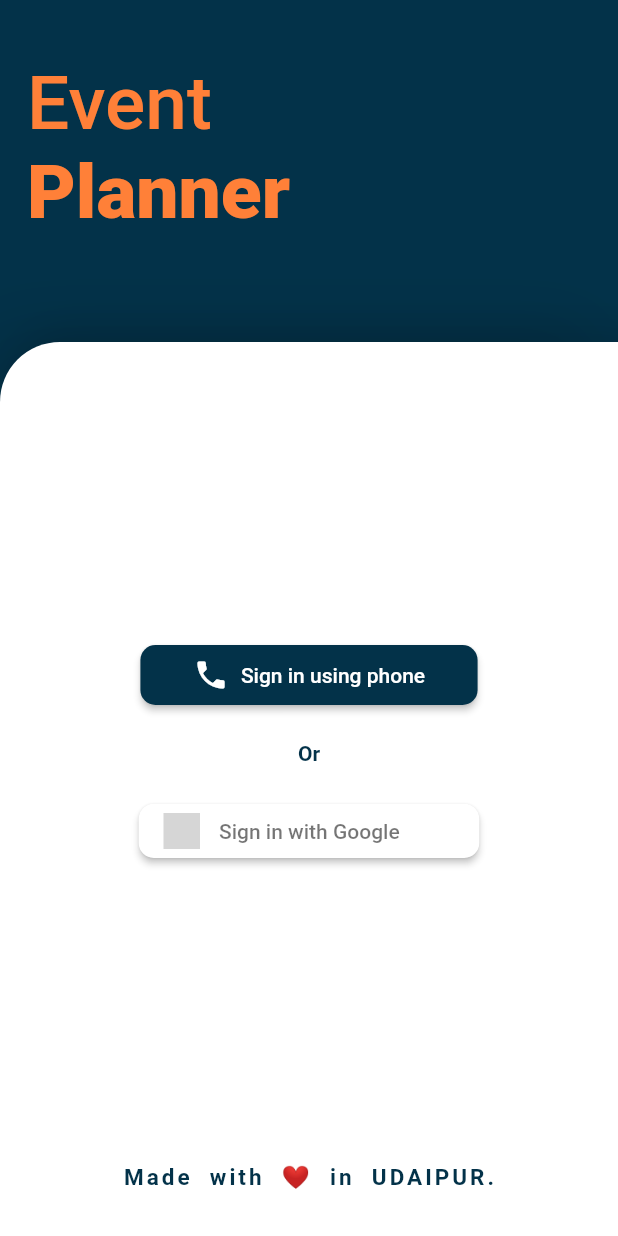
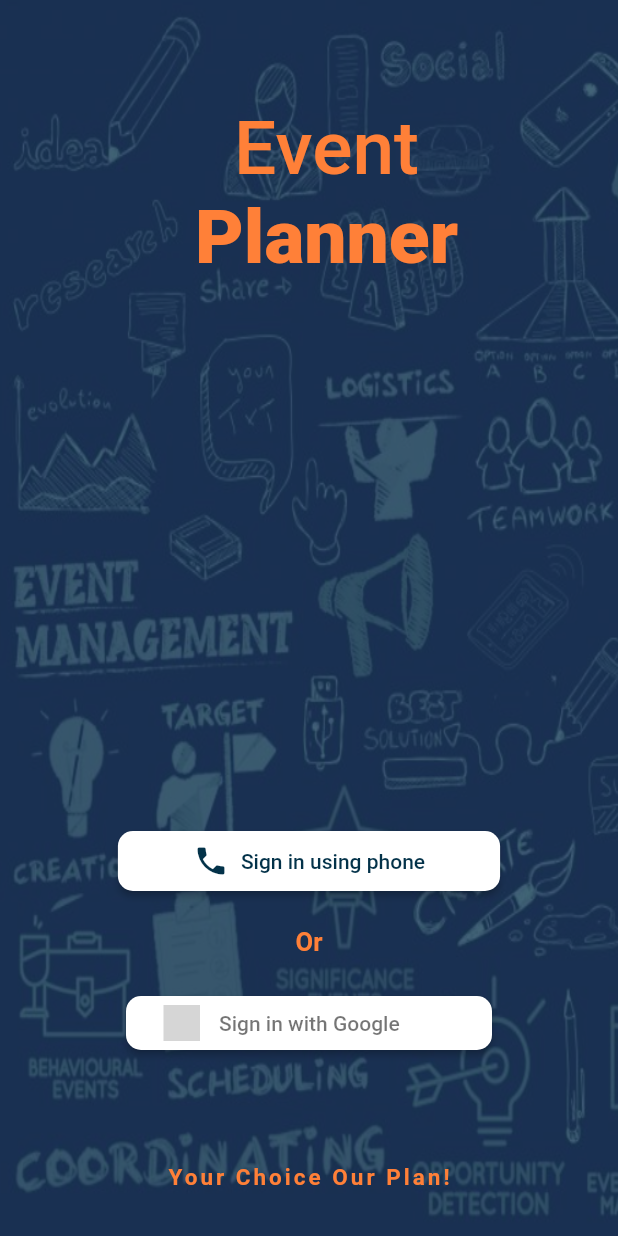
Before and after one commit to mohitvats2102/event_planner_udaipur, a Flutter app: the screen it shows after launch, on a phone screen of 412 x 824 dp. Run offline on Flutter 3.47's test engine with Material 2 defaults, Android fonts, the light colour scheme and no system bars; drawn by our look-alikes of shimmer; our stand-ins replace firebase_auth, firebase_core, flutter_signin_button, google_sign_in, modal_progress_hud; accounts and stored records are empty; Roboto replaces fonts that are missing (Montserrat); grey boxes are pictures that could not be loaded.

Commit message:
Done With Login Screen

```diff
--- a/lib/constant.dart
+++ b/lib/constant.dart
@@ -8,34 +8,34 @@ const TextStyle kloginText = TextStyle(
   fontWeight: FontWeight.w400,
 );
 
-const BoxDecoration kloginContainerDecoration = BoxDecoration(
-  boxShadow: [
-    BoxShadow(
-      color: Colors.black12,
-      offset: Offset(10, -6),
-      spreadRadius: 2,
-      blurRadius: 20,
-    ),
-    BoxShadow(
-      color: Colors.black12,
-      offset: Offset(-20, -6),
-      spreadRadius: 0,
-      blurRadius: 40,
-    )
-  ],
-  color: Colors.white,
-  borderRadius: BorderRadius.only(
-    topLeft: Radius.circular(40),
-  ),
-);
+// const BoxDecoration kloginContainerDecoration = BoxDecoration(
+//   boxShadow: [
+//     BoxShadow(
+//       color: Colors.black12,
+//       offset: Offset(10, -6),
+//       spreadRadius: 2,
+//       blurRadius: 20,
+//     ),
+//     BoxShadow(
+//       color: Colors.black12,
+//       offset: Offset(-20, -6),
+//       spreadRadius: 0,
+//       blurRadius: 40,
+//     )
+//   ],
+//   color: Colors.white,
+//   borderRadius: BorderRadius.only(
+//     topLeft: Radius.circular(40),
+//   ),
+// );
 
-const InputDecoration klogininput = InputDecoration(
-  prefixIcon: Icon(
-    Icons.email_outlined,
-    color: kdarkTeal,
-  ),
-  //hintText: 'E-mail address',
-  labelText: 'E-mail',
-  border:
-      OutlineInputBorder(borderRadius: BorderRadius.all(Radius.circular(10))),
-);
+// const InputDecoration klogininput = InputDecoration(
+//   prefixIcon: Icon(
+//     Icons.email_outlined,
+//     color: kdarkTeal,
+//   ),
+//   //hintText: 'E-mail address',
+//   labelText: 'E-mail',
+//   border:
+//       OutlineInputBorder(borderRadius: BorderRadius.all(Radius.circular(10))),
+// );
--- a/lib/screens/login_screen.dart
+++ b/lib/screens/login_screen.dart
@@ -4,8 +4,7 @@ import 'package:flutter/material.dart';
 import 'package:flutter_signin_button/flutter_signin_button.dart';
 import 'package:google_sign_in/google_sign_in.dart';
 import 'package:modal_progress_hud/modal_progress_hud.dart';
-
-import '../widgets/base_ui.dart';
+import 'package:shimmer/shimmer.dart';
 
 class LoginScreen extends StatefulWidget {
   static const String loginScreen = '/loginscreen';
@@ -123,44 +122,83 @@ class _LoginScreenState extends State<LoginScreen> {
       body: ModalProgressHUD(
         inAsyncCall: _isStartRegister,
         child: SafeArea(
-          child: BaseUI(
-            fontWeight2: FontWeight.w500,
-            padding: const EdgeInsets.only(
-                left: 18, top: 40), //this is to simplyfy widget tree
-            text1: 'Event',
-            text2: 'Planner',
-            fontWeight1: FontWeight.w900,
-            fontsize1: 50,
-            fontsize2: 50,
-            height: 70,
-            radius: BorderRadius.only(
-              topLeft: Radius.circular(40),
+          child: Stack(
+            children: [
+              Container(
+                decoration: BoxDecoration(
+                  color: Color(0xFF033249),
+                  image: DecorationImage(
+                    fit: BoxFit.fill,
+                    image: AssetImage('assets/images/bgImage.PNG'),
+                    colorFilter: ColorFilter.mode(
+                        Color(0xFF033249).withOpacity(0.25), BlendMode.dstATop),
                   ),
-            child: Column(
-              mainAxisAlignment: MainAxisAlignment.center,
+                ),
+              ),
+              Column(
+                mainAxisAlignment: MainAxisAlignment.start,
                 children: [
+                  SizedBox(height: 70),
+                  Row(
+                    children: [
+                      SizedBox(width: 130),
+                      Column(
+                        crossAxisAlignment: CrossAxisAlignment.center,
+                        children: [
+                          Shimmer.fromColors(
+                            baseColor: Color(0xFFFF8038),
+                            highlightColor: Colors.amber.shade300,
+                            child: Text(
+                              'Event',
+                              style: kloginText.copyWith(
+                                fontSize: 50,
+                                fontWeight: FontWeight.w500,
+                              ),
+                            ),
+                          ),
+                          Shimmer.fromColors(
+                            baseColor: Color(0xFFFF8038),
+                            highlightColor: Colors.amber.shade300,
+                            child: Text(
+                              'Planner',
+                              style: kloginText.copyWith(
+                                fontSize: 50,
+                                fontWeight: FontWeight.w900,
+                              ),
+                            ),
+                          ),
+                        ],
+                      ),
+                    ],
+                  ),
                   Expanded(child: Container()),
                   RaisedButton.icon(
                     shape: RoundedRectangleBorder(
                       borderRadius: BorderRadius.circular(10),
                     ),
                     padding:
-                      const EdgeInsets.symmetric(vertical: 8, horizontal: 35),
-                  textColor: Colors.white,
-                  color: kdarkTeal,
+                        const EdgeInsets.symmetric(vertical: 8, horizontal: 50),
+                    textColor: Color(0xFF033249),
+                    color: Colors.white,
                     onPressed: () {},
                     icon: Icon(
                       Icons.phone,
-                    color: Colors.white,
+                      color: Color(0xFF033249),
                     ),
                     label: Text('Sign in using phone'),
                     highlightElevation: 15,
                   ),
                   SizedBox(height: 20),
-                Text(
+                  Shimmer.fromColors(
+                    baseColor: Color(0xFFFF8038),
+                    highlightColor: Colors.amber.shade300,
+                    child: Text(
                       'Or',
-                  style:
-                      TextStyle(color: kdarkTeal, fontWeight: FontWeight.w600),
+                      style: TextStyle(
+                          color: Color(0xFFFF8038),
+                          fontWeight: FontWeight.w600,
+                          fontSize: 17),
+                    ),
                   ),
                   SizedBox(height: 20),
                   SignInButton(
@@ -170,27 +208,28 @@ class _LoginScreenState extends State<LoginScreen> {
                       borderRadius: BorderRadius.circular(10),
                     ),
                     padding:
-                      const EdgeInsets.symmetric(vertical: 2, horizontal: 3.5),
+                        const EdgeInsets.symmetric(vertical: 2, horizontal: 12),
                   ),
-                Expanded(child: Container()),
+                  SizedBox(height: 70),
                   Padding(
                     padding: const EdgeInsets.only(bottom: 30),
+                    child: Shimmer.fromColors(
+                      baseColor: Color(0xFFFF8038),
+                      highlightColor: Colors.amber.shade300,
                       child: Text(
-                    'Made  with  ❤  in  UDAIPUR.',
+                        'Your Choice Our Plan!',
                         style: TextStyle(
-                      color: kdarkTeal,
+                          color: Color(0xFFFF8038),
                           letterSpacing: 2,
                           fontWeight: FontWeight.bold,
                           fontSize: 15,
                         ),
                       ),
                     ),
+                  ),
                 ],
               ),
-            // AuthForm(
-            //   tryLoginUser: _tryLoginUser,
-            //   googleSignIn: onTapSignInWithGoogle,
-            // ),
+            ],
           ),
         ),
       ),
--- a/lib/widgets/base_ui.dart
+++ /dev/null
@@ -1,72 +0,0 @@
-import 'package:event_planner_udaipur/constant.dart';
-import 'package:flutter/material.dart';
-import 'package:shimmer/shimmer.dart';
-
-class BaseUI extends StatelessWidget {
-  final EdgeInsets padding;
-  final String text1, text2;
-  final double height;
-  final FontWeight fontWeight1, fontWeight2;
-  final double fontsize1;
-  final double fontsize2;
-  final Widget child;
-  final BorderRadius radius;
-
-  BaseUI(
-      {this.fontWeight1,
-      this.padding,
-      this.text2 = '',
-      this.text1 = '',
-      this.height,
-      this.child,
-      this.fontsize1,
-      this.fontsize2,
-      this.radius,
-      this.fontWeight2});
-
-  @override
-  Widget build(BuildContext context) {
-    return Column(
-      crossAxisAlignment: CrossAxisAlignment.stretch,
-      children: [
-        Padding(
-          padding: padding,
-          child: Column(
-            crossAxisAlignment: CrossAxisAlignment.start,
-            children: [
-              Shimmer.fromColors(
-                baseColor: Color(0xFFFF8038),
-                highlightColor: Colors.amber.shade300,
-                child: Text(
-                  text1,
-                  style: kloginText.copyWith(
-                      fontSize: fontsize1, fontWeight: fontWeight2),
-                ),
-              ),
-              Shimmer.fromColors(
-                baseColor: Color(0xFFFF8038),
-                highlightColor: Colors.amber.shade300,
-                child: Text(
-                  text2,
-                  style: kloginText.copyWith(
-                    fontSize: fontsize2,
-                    fontWeight: fontWeight1,
-                  ),
-                ),
-              ),
-            ],
-          ),
-        ),
-        SizedBox(height: height),
-        Expanded(
-          child: Container(
-            decoration: kloginContainerDecoration.copyWith(
-              borderRadius: radius,
-            ),
-            child: child,
-          ),
-        ),
-      ],
-    );
-  }
-}
```
Lines whose indentation alone changed are shown as unchanged.
